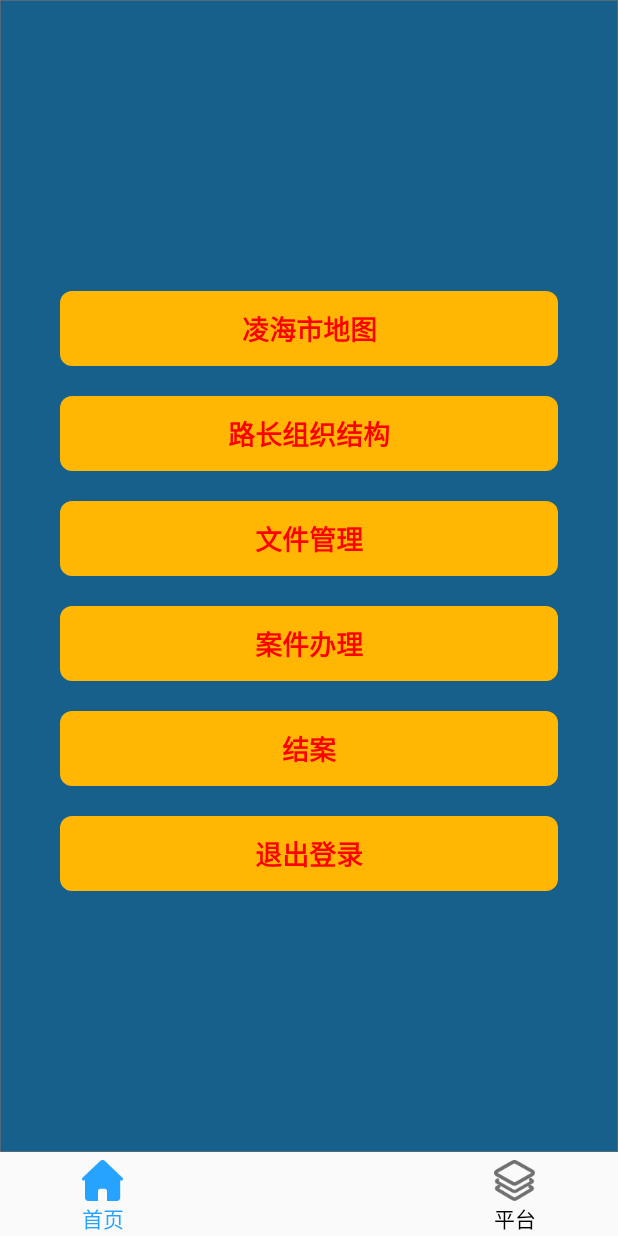
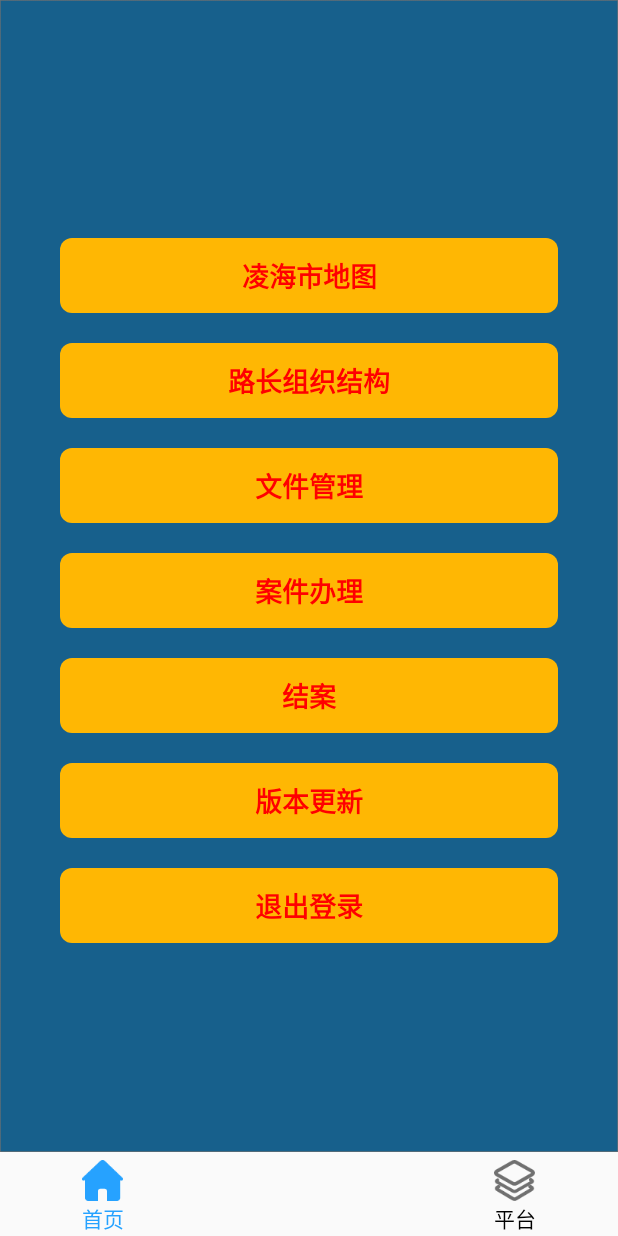
Before and after one commit to yulu1121/LinHaiTransport, an Android app: the fragment PlatFrag placed in its activity, on a phone screen of 412 x 824 dp. Run offline under Robolectric (Android 15) with nearby library versions, the phone set to English and light mode, and no system bars; libraries missing offline, so code that uses them is left out: com.baidu.mapapi, com.karumi.dexter, com.previewlibrary, com.scwang.smart, com.tencent.bugly and 7 more; pictures from the network do not load; 16 statements that could not run were skipped.

Commit message:
this is new change 20191214

```diff
--- a/app/src/main/java/com/anshi/linhaitransport/base/BaseApplication.java
+++ b/app/src/main/java/com/anshi/linhaitransport/base/BaseApplication.java
@@ -20,6 +20,7 @@ import com.scwang.smart.refresh.layout.api.RefreshHeader;
 import com.scwang.smart.refresh.layout.api.RefreshLayout;
 import com.scwang.smart.refresh.layout.listener.DefaultRefreshFooterCreator;
 import com.scwang.smart.refresh.layout.listener.DefaultRefreshHeaderCreator;
+import com.tencent.bugly.Bugly;
 import com.tencent.smtt.sdk.QbSdk;
 
 import retrofit2.Retrofit;
@@ -68,6 +69,7 @@ public class BaseApplication extends Application {
                 .addConverterFactory(GsonConverterFactory.create())
                 .addCallAdapterFactory(RxJavaCallAdapterFactory.create())
                 .build();
+        Bugly.init(getApplicationContext(), "55203a8623", true);
         SDKInitializer.initialize(this);
         SDKInitializer.setCoordType(CoordType.BD09LL);
         ZoomMediaLoader.getInstance().init(new TestImageLoader());
--- a/app/src/main/java/com/anshi/linhaitransport/utils/Constants.java
+++ b/app/src/main/java/com/anshi/linhaitransport/utils/Constants.java
@@ -3,9 +3,9 @@ package com.anshi.linhaitransport.utils;
 public class Constants {
     // https://www.showdoc.cc/sharfish?page_id=2523683048128346
     //to.anssy.com
-    public static final String COMMON_URL_HEADER = "http://to.anssy.com/lhtraffic/lhjtapp/";
-    public static final String IMAGE_URL = "http://to.anssy.com/lhtraffic";
-    public static final String WEB_URL = "http://to.anssy.com/lhtraffic/lhjtapp/new/getNewNote/";
+    public static final String COMMON_URL_HEADER = "http://do.anssy.com/lhtraffic/lhjtapp/";
+    public static final String IMAGE_URL = "http://do.anssy.com/lhtraffic";
+    public static final String WEB_URL = "http://do.anssy.com/lhtraffic/lhjtapp/new/getNewNote/";
     public static final String CURRENT_LONGTITUDE="longtitude";
     public static final String CURRENT_LATITUDE = "latitude";
 
--- a/app/src/main/java/com/anshi/linhaitransport/view/MainActivity.java
+++ b/app/src/main/java/com/anshi/linhaitransport/view/MainActivity.java
@@ -14,6 +14,7 @@ import android.widget.Toast;
 
 import com.anshi.linhaitransport.R;
 import com.anshi.linhaitransport.base.BaseActivity;
+import com.anshi.linhaitransport.utils.Constants;
 import com.anshi.linhaitransport.utils.DialogBuild;
 import com.anshi.linhaitransport.utils.SharedPreferenceUtils;
 import com.anshi.linhaitransport.utils.Utils;
@@ -24,6 +25,7 @@ import com.anshi.linhaitransport.view.home.child.CommonChildFrag;
 import com.anshi.linhaitransport.view.login.LoginActivity;
 import com.karumi.dexter.Dexter;
 import com.karumi.dexter.listener.multi.CompositeMultiplePermissionsListener;
+import com.tencent.bugly.beta.Beta;
 
 public class MainActivity extends BaseActivity{
     private  boolean isExit = false;
@@ -54,8 +56,11 @@ public class MainActivity extends BaseActivity{
         Dexter.withActivity(this).withPermissions(Manifest.permission.CAMERA,Manifest.permission.WRITE_EXTERNAL_STORAGE,Manifest.permission.READ_EXTERNAL_STORAGE,Manifest.permission.ACCESS_FINE_LOCATION,Manifest.permission.ACCESS_COARSE_LOCATION).withListener(new CompositeMultiplePermissionsListener(multiplePermissionListener, DialogBuild.getBuild().createPermissionDialog(this,"权限提醒","请给予拍照和定位的权限")))
                 .check();
         setContentView(R.layout.activity_main);
+        SharedPreferenceUtils.saveFloat(this, Constants.CURRENT_LONGTITUDE,0);
+        SharedPreferenceUtils.saveFloat(this,Constants.CURRENT_LATITUDE,0);
 //        StatusBarUtil.setLightMode(this);
 //        StatusBarUtil.setTranslucentForCoordinatorLayout(this,0);
+        Beta.checkUpgrade(false,false);
         initView();
         loadFragments();
         initClick();
--- a/app/src/main/java/com/anshi/linhaitransport/view/endcase/EndCaseActivity.java
+++ b/app/src/main/java/com/anshi/linhaitransport/view/endcase/EndCaseActivity.java
@@ -192,6 +192,7 @@ public class EndCaseActivity extends BaseActivity {
                 TextView contentTv = holder.getView(R.id.item_content_tv);
                 final Button itemBtn = holder.getView(R.id.item_btn);
                 Button otherBtn = holder.getView(R.id.other_btn);
+                if (null!=dataBean.getDispose_state()){
                     switch (dataBean.getDispose_state()) {
                         case Constants.FIX_DEAL:
                             itemBtn.setText("结案");
@@ -201,6 +202,7 @@ public class EndCaseActivity extends BaseActivity {
                             itemBtn.setText("已结案");
                             otherBtn.setVisibility(View.GONE);
                             break;
+                    }
                 }
                 try {
                     Date parse = simpleDateFormat.parse(dataBean.getCreate_date());
--- a/app/src/main/java/com/anshi/linhaitransport/view/home/PlatFrag.java
+++ b/app/src/main/java/com/anshi/linhaitransport/view/home/PlatFrag.java
@@ -23,6 +23,7 @@ import com.anshi.linhaitransport.view.filemanager.FileManagerActivity;
 import com.anshi.linhaitransport.view.map.MainMapActivity;
 import com.anshi.linhaitransport.view.roadstructure.RoadStructureActivity;
 import com.anshi.linhaitransport.view.tourmanager.TourManagerActivity;
+import com.tencent.bugly.beta.Beta;
 
 public class PlatFrag extends Fragment implements View.OnClickListener {
     private Context mContext;
@@ -60,6 +61,7 @@ public class PlatFrag extends Fragment implements View.OnClickListener {
         view.findViewById(R.id.end_case_tv).setOnClickListener(this);
         view.findViewById(R.id.out_login_tv).setOnClickListener(this);
         view.findViewById(R.id.road_manager_tv).setOnClickListener(this);
+        view.findViewById(R.id.version_tv).setOnClickListener(this);
         completeView(view);
 
     }
@@ -87,7 +89,6 @@ public class PlatFrag extends Fragment implements View.OnClickListener {
     public void onResume() {
         super.onResume();
         StatusBarUtils.setWindowStatusBarColor(getActivity(),R.color.colorBlue);
-        StatusBarUtils.setStatusTextColor(false,getActivity());
     }
 
     @Override
@@ -95,7 +96,7 @@ public class PlatFrag extends Fragment implements View.OnClickListener {
         super.onHiddenChanged(hidden);
         if (this!=null&&!hidden){
             StatusBarUtils.setWindowStatusBarColor(getActivity(),R.color.colorBlue);
-            StatusBarUtils.setStatusTextColor(false,getActivity());
+            //StatusBarUtils.setStatusTextColor(false,getActivity());
         }
     }
 
@@ -138,6 +139,9 @@ public class PlatFrag extends Fragment implements View.OnClickListener {
             case R.id.out_login_tv:
                 createOutLogin();
                 break;
+            case R.id.version_tv:
+                Beta.checkUpgrade(true,false);
+                break;
         }
     }
     private void createOutLogin() {
--- a/app/src/main/res/layout/frag_common_child.xml
+++ b/app/src/main/res/layout/frag_common_child.xml
@@ -4,7 +4,7 @@
     android:layout_width="match_parent" android:layout_height="match_parent"
     android:orientation="vertical"
     android:overScrollMode="never"
-
+    android:fitsSystemWindows="true"
     xmlns:app="http://schemas.android.com/apk/res-auto"
     >
     <LinearLayout
--- a/app/src/main/res/layout/frag_home.xml
+++ b/app/src/main/res/layout/frag_home.xml
@@ -2,6 +2,7 @@
 <LinearLayout xmlns:android="http://schemas.android.com/apk/res/android"
     android:orientation="vertical" android:layout_width="match_parent"
     android:layout_height="match_parent"
+    android:fitsSystemWindows="true"
     xmlns:app="http://schemas.android.com/apk/res-auto"
     >
     <android.support.design.widget.TabLayout
--- a/app/src/main/res/layout/frag_plat.xml
+++ b/app/src/main/res/layout/frag_plat.xml
@@ -4,6 +4,7 @@
     xmlns:tools="http://schemas.android.com/tools"
     android:layout_width="match_parent"
     android:layout_height="match_parent"
+    android:fitsSystemWindows="true"
     android:background="@drawable/pg_plat_back"
     android:overScrollMode="never"
     >
@@ -126,6 +127,21 @@
                 android:background="@drawable/plat_shape"
                 android:layout_marginStart="40dp"
                 android:textColor="@color/real_red"
+                android:text="版本更新"
+                android:id="@+id/version_tv"
+                android:gravity="center"
+                android:layout_marginTop="20dp"
+                android:textSize="@dimen/large_txt"
+                android:textStyle="bold"
+                android:layout_marginEnd="40dp"
+
+                />
+            <TextView
+                android:layout_width="match_parent"
+                android:layout_height="50dp"
+                android:background="@drawable/plat_shape"
+                android:layout_marginStart="40dp"
+                android:textColor="@color/real_red"
                 android:text="退出登录"
                 android:id="@+id/out_login_tv"
                 android:gravity="center"
--- a/app/src/main/res/layout/item_deal_case.xml
+++ b/app/src/main/res/layout/item_deal_case.xml
@@ -27,7 +27,7 @@
         android:textSize="@dimen/medium_txt"
         android:layout_marginEnd="10dp"
         android:id="@+id/item_address_tv"
-        android:maxLines="2"
+        android:maxLines="1"
         android:ellipsize="end"
         android:layout_marginTop="5dp"
         />
@@ -82,6 +82,8 @@
         android:layout_height="30dp"
         android:layout_toEndOf="@id/item_iv"
         android:text="重新处理"
+        android:layout_below="@id/item_content_tv"
+        android:layout_marginTop="5dp"
         android:id="@+id/other_btn"
         android:textColor="@color/colorTextDeep"
         android:textSize="@dimen/low_txt"
@@ -94,6 +96,7 @@
             android:id="@+id/item_btn"
             android:textColor="@color/white"
             android:text="@string/deal"
+            android:layout_marginTop="5dp"
             android:layout_marginEnd="10dp"
             android:textSize="12sp"
             android:background="@drawable/recive_selector"
```
Also changed, not shown: app/build.gradle (+17 -4 lines), app/src/main/AndroidManifest.xml (+17 -0 lines), app/src/main/java/com/anshi/linhaitransport/view/casedeal/ManagerDealActivity.java (+13 -4 lines), app/src/main/java/com/anshi/linhaitransport/view/tourmanager/TourManagerActivity.java (+32 -7 lines). Lines whose indentation alone changed are shown as unchanged.
